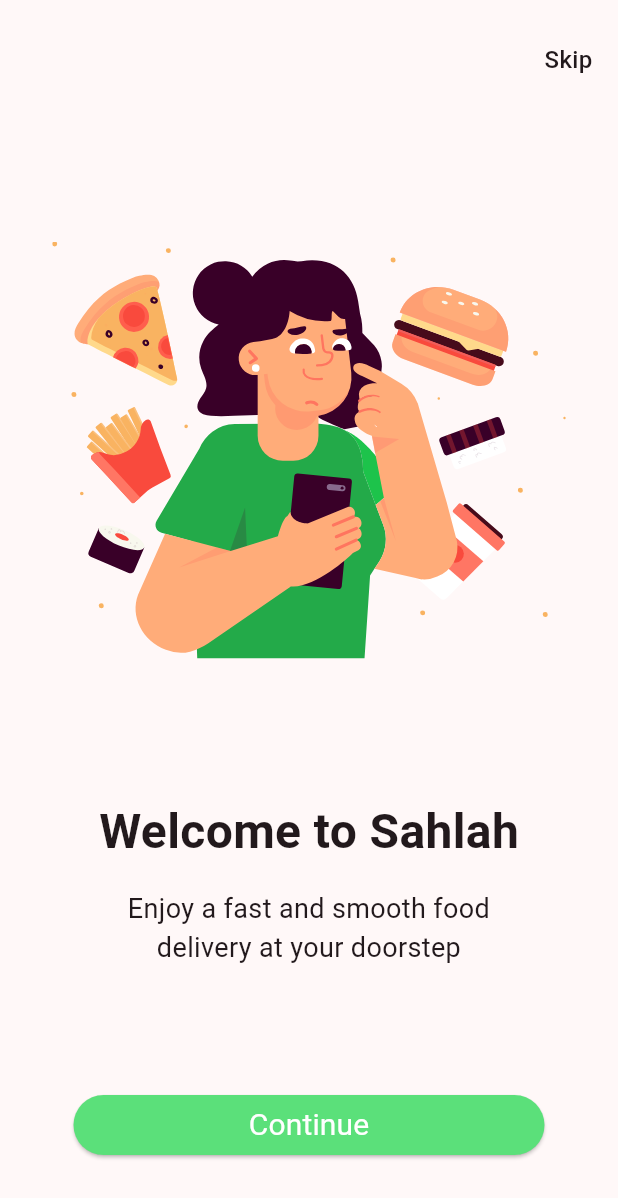
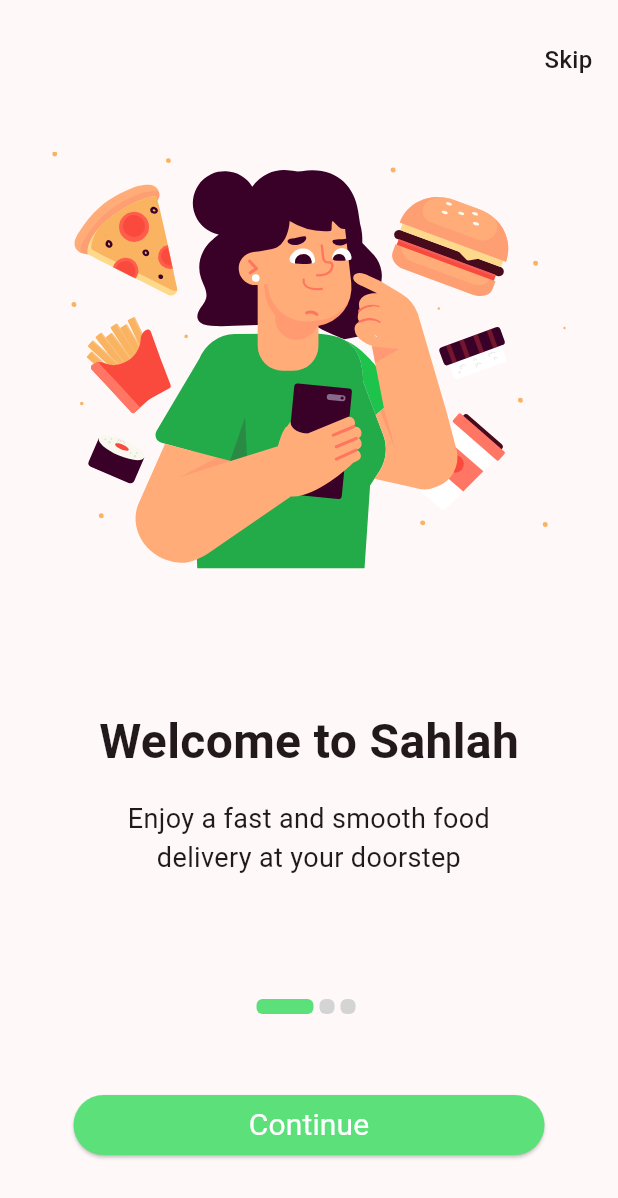
Before and after one commit to wesam-salama/firstLayout, a Flutter app: the OnboardingScrren screen opened directly, on a phone screen of 412 x 824 dp. Shown: the top 1198 px of the screen. Run offline on Flutter 3.47's test engine with Material 2 defaults, Android fonts, the phone set to English and light mode, and no system bars; our stand-ins replace flutter_svg, shared_preferences; accounts and stored records are empty.

```diff
--- /dev/null
+++ b/lib/helpers/sp_helper.dart
@@ -0,0 +1,24 @@
+import 'package:shared_preferences/shared_preferences.dart';
+
+class SPHelper{
+  ///  This two lines to crate singlton class
+  SPHelper._();
+  static SPHelper spHelper = SPHelper._();
+
+  SharedPreferences? sharedPreferences;
+
+  String ifFirstShowTitle = 'ifFirstShow';
+
+  Future initSharedPreferences()async{
+    sharedPreferences = await SharedPreferences.getInstance();
+  }
+
+  bool isNew(){
+   bool result = sharedPreferences?.getBool(ifFirstShowTitle) ?? true;
+   return result;
+  }
+
+  Future storeUserStatus() async{
+    await sharedPreferences?.setBool(ifFirstShowTitle, false);
+  }
+}
--- a/lib/on_bording/on_boarding_screen.dart
+++ b/lib/screens/on_bording/on_boarding_screen.dart
@@ -1,6 +1,10 @@
 import 'package:flutter/material.dart';
 import 'package:flutter_svg/flutter_svg.dart';
-import 'package:layouts/on_bording/content_section.dart';
+import 'package:layouts/helpers/sp_helper.dart';
+import 'package:layouts/screens/buttom_navigation_bar_screens/buttom_navigation_bar_screen.dart';
+
+import 'package:layouts/screens/on_bording/widgets/content_section.dart';
+import 'package:layouts/screens/on_bording/widgets/dot_Indecator.dart';
 
 class OnboardingScrren extends StatefulWidget {
   OnboardingScrren({super.key});
@@ -25,15 +29,21 @@ class _OnboardingScrrenState extends State<OnboardingScrren> {
       body: SafeArea(
         child: Column(
           children: [
-            SizedBox(
+            const SizedBox(
               width: double.infinity,
               height: 28,
             ),
-            Align(
+            Visibility(
+              visible: !(checkIfLastPage()),
+              child: Align(
                 alignment: Alignment.topRight,
                 child: Padding(
-                padding: EdgeInsets.only(right: 17),
-                child: Text(
+                  padding: const EdgeInsets.only(right: 17),
+                  child: InkWell(
+                    onTap: () {
+                      closeOnBoarding();
+                    },
+                    child: const Text(
                       'Skip',
                       style: TextStyle(
                         fontSize: 16,
@@ -42,8 +52,10 @@ class _OnboardingScrrenState extends State<OnboardingScrren> {
                     ),
                   ),
                 ),
-            SizedBox(
-              height: 110,
+              ),
+            ),
+            const SizedBox(
+              height: 50,
             ),
             Expanded(
               child: PageView.builder(
@@ -51,8 +63,6 @@ class _OnboardingScrrenState extends State<OnboardingScrren> {
                 onPageChanged: (newPageIndex) {
                   setState(() {
                     _pageIndex = newPageIndex;
-                    controller.jumpToPage(newPageIndex);
-                    // controller.animateToPage(_pageIndex, duration: Duration(milliseconds: 350), curve: Curves.easeIn);
                     print(_pageIndex);
                   });
                 },
@@ -66,33 +76,68 @@ class _OnboardingScrrenState extends State<OnboardingScrren> {
                 },
               ),
             ),
+            Row(
+              mainAxisAlignment: MainAxisAlignment.center,
+              children: [
+                ...List.generate(
+                    onBoardData.length,
+                    (index) => Padding(
+                          padding: const EdgeInsets.only(right: 4),
+                          child: DotIndicator(
+                            isActive: index == _pageIndex,
+                          ),
+                        ))
+              ],
+            ),
+            const SizedBox(
+              height: 50,
+            ),
             Container(
               width: double.infinity,
-              padding: EdgeInsets.symmetric(horizontal: 49),
+              padding: const EdgeInsets.symmetric(horizontal: 49),
               child: ElevatedButton(
                   style: ButtonStyle(
                       backgroundColor:
-                          MaterialStateProperty.all(Color(0xff5BE07A))),
+                          MaterialStateProperty.all(const Color(0xff5BE07A))),
                   onPressed: () {
+                    if (checkIfLastPage()) {
+                      closeOnBoarding();
+                    } else {
                       setState(() {
                         _pageIndex++;
+                        controller.animateToPage(_pageIndex,
+                            duration: const Duration(milliseconds: 350),
+                            curve: Curves.easeIn);
                       });
+                    }
                   },
                   child: Text(
-                    'Continue',
-                    style: TextStyle(
+                    checkIfLastPage() ? 'Get Started' : 'Continue',
+                    style: const TextStyle(
                         fontSize: 20,
                         fontWeight: FontWeight.w400,
                         color: Colors.white),
                   )),
             ),
-            SizedBox(
+            const SizedBox(
               height: 50,
             ),
           ],
         ),
       ),
     );
+  }
+
+  bool checkIfLastPage() {
+    return (_pageIndex == onBoardData.length - 1);
+  }
+
+  closeOnBoarding() {
+    SPHelper.spHelper.storeUserStatus();
+    Navigator.of(context)
+        .pushReplacement(MaterialPageRoute(builder: (BuildContext context) {
+      return ButtomNavigationScreen();
+    }));
   }
 }
 
--- /dev/null
+++ b/lib/screens/on_bording/widgets/dot_Indecator.dart
@@ -0,0 +1,20 @@
+import 'package:flutter/material.dart';
+
+class DotIndicator extends StatelessWidget {
+  const DotIndicator({super.key, required this.isActive});
+
+  final bool isActive;
+
+  @override
+  Widget build(BuildContext context) {
+    return AnimatedContainer(
+      duration: Duration(milliseconds: 300),
+      height: 10,
+      width: isActive ? 38 : 10,
+      decoration: BoxDecoration(
+        color: isActive ? Color(0xff5BE07A) : Color(0xffD4D4D4),
+        borderRadius: BorderRadius.circular(4)
+      ),
+    );
+  }
+}
--- a/pubspec.yaml
+++ b/pubspec.yaml
@@ -37,6 +37,7 @@ dependencies:
   cupertino_icons: ^1.0.2
   flutter_svg: ^2.0.7
   lottie: ^2.5.0
+  shared_preferences: ^2.2.0
 
 dev_dependencies:
   flutter_test:
```
Also changed, not shown: lib/main.dart (+9 -7 lines), lib/screens/auth/login_screen.dart (added, +83 -0 lines), lib/screens/buttom_navigation_bar_screens/buttom_navigation_bar_screen.dart (renamed from lib/buttom_navigation_bar_screens/buttom_navigation_bar_screen.dart, +5 -4 lines), lib/screens/splach/splach_screen.dart (added, +52 -0 lines), lib/splach/splach_screen.dart (deleted, +0 -49 lines), lib/screens/buttom_navigation_bar_screens/cart_screen.dart (renamed from lib/buttom_navigation_bar_screens/cart_screen.dart), lib/screens/buttom_navigation_bar_screens/favorites_screen.dart (renamed from lib/buttom_navigation_bar_screens/favorites_screen.dart), lib/screens/buttom_navigation_bar_screens/home_screen.dart (renamed from lib/buttom_navigation_bar_screens/home_screen.dart), lib/screens/buttom_navigation_bar_screens/profile_screen.dart (renamed from lib/buttom_navigation_bar_screens/profile_screen.dart), lib/screens/buttom_navigation_bar_screens/track_screen.dart (renamed from lib/buttom_navigation_bar_screens/track_screen.dart), lib/screens/on_bording/widgets/content_section.dart (renamed from lib/on_bording/content_section.dart), pubspec.lock, 7 other files. Lines whose indentation alone changed are shown as unchanged.
